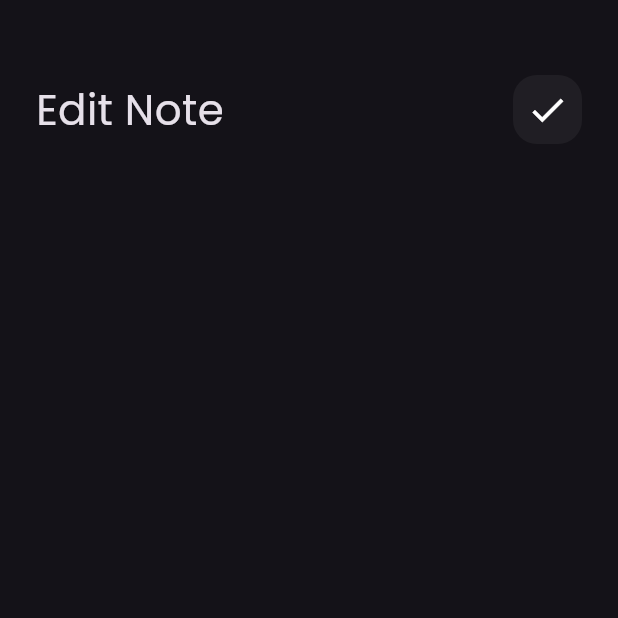
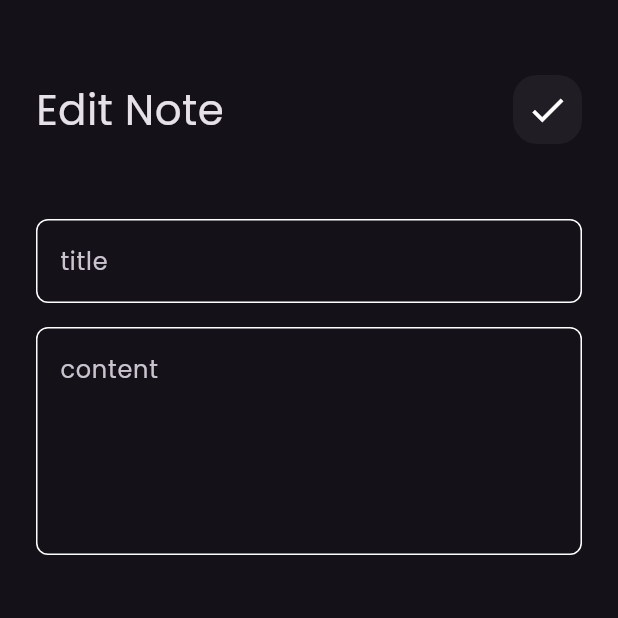
Before and after one commit to Shehab-Emad20/Notes_App, a Flutter app: the EditNoteView screen opened directly, on a phone screen of 412 x 824 dp, the top half of it. Run offline on Flutter 3.47's test engine with Material 3 defaults, Android fonts, the phone set to English and light mode, and no system bars; our stand-ins replace font_awesome_flutter.

Commit message:
edit note view ui done

```diff
--- a/lib/widgets/edit_note_view_body.dart
+++ b/lib/widgets/edit_note_view_body.dart
@@ -1,5 +1,6 @@
 import 'package:flutter/material.dart';
 import 'package:notes_app/widgets/custom_app_bar.dart';
+import 'package:notes_app/widgets/custom_text_field.dart';
 
 class EditNoteViewBody extends StatelessWidget {
   const EditNoteViewBody({super.key});
@@ -16,7 +17,18 @@ class EditNoteViewBody extends StatelessWidget {
           CustomAppBar(
             title: 'Edit Note',
             icon: Icons.check,
-          )
+          ),
+          SizedBox(
+            height: 50,
+          ),
+          CustomTextField(hint: 'title'),
+          SizedBox(
+            height: 16,
+          ),
+          CustomTextField(
+            hint: 'content',
+            maxLines: 5,
+          ),
         ],
       ),
     );
```
